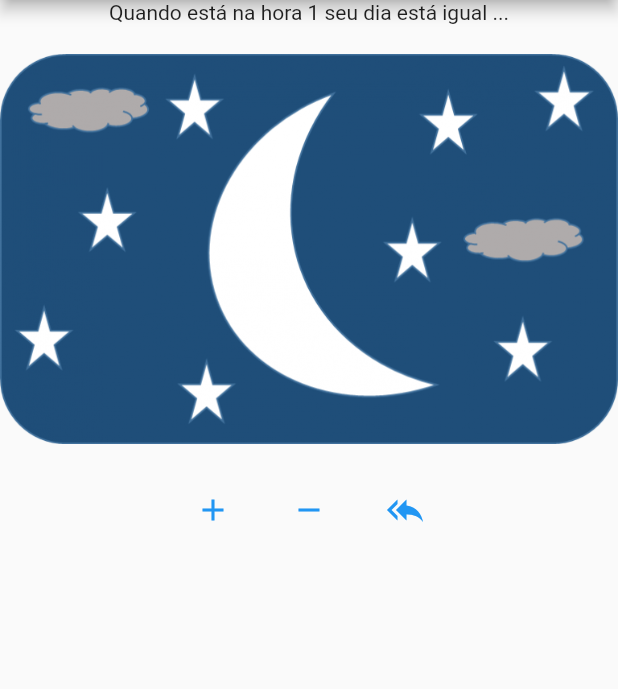
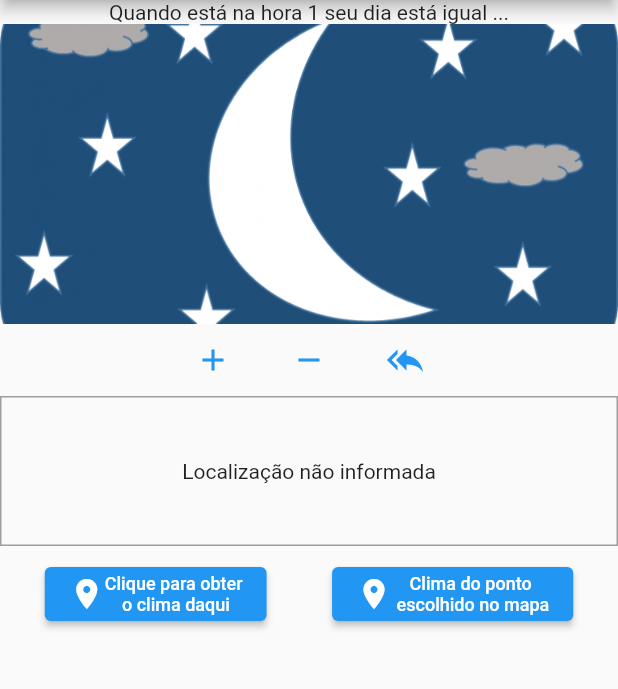
Before and after one commit to EuHigorBarbosa/AppTempo_BLoC, a Flutter app: the screen it shows after launch, after a tap on the "add" icon, on a phone screen of 412 x 824 dp, the part 84-773 px from its top. Run offline on Flutter 3.47's test engine with Material 2 defaults, Android fonts, the phone set to English and light mode, and no system bars; our stand-ins replace equatable, flutter_bloc, location.

Commit message:
API googleMaps integrada

```diff
--- a/lib/main.dart
+++ b/lib/main.dart
@@ -1,5 +1,6 @@
 import 'package:flutter/material.dart';
 import 'package:flutter_bloc/flutter_bloc.dart';
+import 'package:weather_app/ui/components/location_bloc.dart';
 import 'package:weather_app/ui/pages/home.dart';
 import 'package:weather_app/ui/pages/weather_hour_bloc.dart';
 
@@ -20,6 +21,10 @@ class MyApp extends StatelessWidget {
         ),
         home: MultiBlocProvider(
           providers: [
+            BlocProvider<GetLocationBloc>(
+              create: (context) =>
+                  GetLocationBloc(GetLocationInicialState(imageMapUrl: '')),
+            ),
             BlocProvider<SkyPhotoHourBloc>(
               create: (context) => SkyPhotoHourBloc(SkyPhotoInicialState(
                   dataFromSuccessState: {},
--- /dev/null
+++ b/lib/ui/components/location_bloc.dart
@@ -0,0 +1,132 @@
+import 'package:equatable/equatable.dart';
+import 'package:flutter/material.dart';
+import 'package:flutter_bloc/flutter_bloc.dart';
+import 'package:location/location.dart';
+
+import 'package:weather_app/data/repository/location_google_api.dart';
+
+const _GOOGLE_API_KEY = 'AIzaSyC1tdX5jCRZ9dyV65ThFZd9hdSsptTk8ZI';
+
+class GetLocationBloc extends Bloc<GetLocationEvent, GetLocationState> {
+  GetLocationBloc(GetLocationState initialState) : super(initialState);
+
+  double latitudeChoosed = 0.0;
+  double longitudeChoosed = 0.0;
+
+  GetLocationState get initialState => GetLocationInicialState(imageMapUrl: '');
+
+  //Parte da Api Google
+  Future<void> _getCurrentUserLocation() async {
+    final locData = await Location().getLocation();
+    print('XXXXX ${locData.latitude}');
+    print(locData.longitude);
+    if (locData.latitude == null) {
+      return print('o getLocation está retornando null');
+    }
+    latitudeChoosed = locData.latitude!;
+    longitudeChoosed = locData.longitude!;
+  }
+
+  String generateLocationPreviewImage(
+      {required double latitude, required double longitude}) {
+    return 'https://maps.googleapis.com/maps/api/staticmap?center=$latitude,$longitude&zoom=13&size=600x300&maptype=roadmap&markers=color:red%7Clabel:A%$latitude,$longitude&key=$_GOOGLE_API_KEY';
+  }
+
+  @override
+  Stream<GetLocationState> mapEventToState(GetLocationEvent event) async* {
+    //?enum CounterHourEvent { increment, decrement, reset }
+
+    print('O tipo do evento é ${event.runtimeType}');
+    if (event.runtimeType == GetLocationFromHereEvent) {
+      // await _getCurrentUserLocation();
+
+      // yield CurrentLocationGettedState(
+      //     imageMapUrl: generateLocationPreviewImage(
+      //         latitude: latitudeChoosed, longitude: longitudeChoosed));
+      print('${await LocationGoogleRepository().getUrlLocationPhoto()}');
+      final mapReceivedFromRepo =
+          await LocationGoogleRepository().getUrlLocationPhoto();
+      print('Esta é a imageUrl: ${mapReceivedFromRepo['imageUrl']}');
+      yield CurrentLocationGettedState(
+          longitude: mapReceivedFromRepo['longitude'] as double,
+          latitude: mapReceivedFromRepo['latitude'] as double,
+          imageMapUrl: mapReceivedFromRepo['imageUrl'] as String);
+      // print(
+      //     'Este é o link qu equero buscar${generateLocationPreviewImage(latitude: latitudeChoosed, longitude: longitudeChoosed)}');
+    }
+    //    if (event.runtimeType == GetLocationEventFromMapPoint) {
+    // _getMapLocation();
+    // yield MapPointerLocationGettedState(latitude: latitudeChoosed, longitude: longitudeChoosed);
+    // }
+
+    print('O valor de latitude depois dos ifs é $latitudeChoosed');
+  }
+}
+//===============================================================
+
+abstract class GetLocationEvent extends Equatable {
+  @override
+  List<Object> get props => [];
+}
+
+class GetLocationFromHereEvent extends GetLocationEvent {
+  GetLocationFromHereEvent() : super();
+}
+
+class GetLocationEventFromMapPoint extends GetLocationEvent {
+  GetLocationEventFromMapPoint() : super();
+}
+
+//!=================================================
+abstract class GetLocationState extends Equatable {
+  String imageMapUrlSuper;
+  double latitudeSuper;
+  double longitudeSuper;
+
+  GetLocationState({
+    required this.imageMapUrlSuper,
+    required this.latitudeSuper,
+    required this.longitudeSuper,
+  });
+
+  @override
+  List<Object> get props => [];
+}
+
+//Start Inicial
+class GetLocationInicialState extends GetLocationState {
+  String imageMapUrl;
+
+  GetLocationInicialState({required this.imageMapUrl})
+      : super(imageMapUrlSuper: '', latitudeSuper: 0.0, longitudeSuper: 0.0);
+}
+
+class CurrentLocationGettedState extends GetLocationState {
+  String imageMapUrl;
+  double latitude;
+  double longitude;
+
+  CurrentLocationGettedState({
+    required this.imageMapUrl,
+    required this.latitude,
+    required this.longitude,
+  }) : super(
+            imageMapUrlSuper: imageMapUrl,
+            longitudeSuper: longitude,
+            latitudeSuper: latitude);
+}
+
+class MapPointerLocationGettedState extends GetLocationState {
+  String imageMapUrl;
+  double latitude;
+  double longitude;
+
+  MapPointerLocationGettedState({
+    required this.imageMapUrl,
+    required this.latitude,
+    required this.longitude,
+  }) : super(
+            imageMapUrlSuper: '',
+            latitudeSuper: latitude,
+            longitudeSuper: longitude);
+}
--- /dev/null
+++ b/lib/ui/components/location_imput.dart
@@ -0,0 +1,83 @@
+import 'package:flutter/material.dart';
+import 'package:flutter/widgets.dart';
+import 'package:flutter_bloc/flutter_bloc.dart';
+import 'package:location/location.dart';
+import 'package:weather_app/ui/components/location_bloc.dart';
+
+class LocationInput extends StatefulWidget {
+  const LocationInput({Key? key}) : super(key: key);
+
+  @override
+  _LocationInputState createState() => _LocationInputState();
+}
+
+String _previewImageUrl = '';
+
+class _LocationInputState extends State<LocationInput> {
+  @override
+  Widget build(BuildContext context) {
+    return Column(
+      children: [
+        Container(
+          height: 100,
+          width: double.infinity,
+          alignment: Alignment.center,
+          decoration: BoxDecoration(
+              border: Border.all(
+            width: 1,
+            color: Colors.grey,
+          )),
+          child: BlocBuilder<GetLocationBloc, GetLocationState>(
+              bloc: BlocProvider.of<GetLocationBloc>(context),
+              builder: (context, state) {
+                print('RunTime State: ${state.runtimeType}');
+                print('Content inside State: ${state.imageMapUrlSuper}');
+
+                return state.imageMapUrlSuper == ''
+                    ? const Text('Localização não informada')
+                    : Image.network(
+                        state.imageMapUrlSuper,
+                        fit: BoxFit.cover,
+                        width: double.infinity,
+                      );
+              }),
+        ),
+        Padding(
+          padding: const EdgeInsets.all(8.0),
+          child: Row(
+            mainAxisAlignment: MainAxisAlignment.spaceAround,
+            children: [
+              ElevatedButton(
+                child: Row(
+                  children: [
+                    Icon(Icons.location_on),
+                    Text(
+                      'Clique para obter\n o clima daqui',
+                      textAlign: TextAlign.center,
+                      style: TextStyle(fontSize: 12),
+                    ),
+                  ],
+                ),
+                onPressed: () => BlocProvider.of<GetLocationBloc>(context)
+                    .add(GetLocationFromHereEvent()),
+              ),
+              ElevatedButton(
+                child: Row(
+                  children: [
+                    Icon(Icons.location_on),
+                    Text(
+                      'Clima do ponto\n escolhido no mapa',
+                      textAlign: TextAlign.center,
+                      style: TextStyle(fontSize: 12),
+                    ),
+                  ],
+                ),
+                onPressed: () {},
+              ),
+            ],
+          ),
+        )
+      ],
+    );
+  }
+}
--- a/lib/ui/pages/home.dart
+++ b/lib/ui/pages/home.dart
@@ -1,5 +1,6 @@
 import 'package:flutter/material.dart';
 import 'package:flutter_bloc/flutter_bloc.dart';
+import 'package:weather_app/ui/components/location_imput.dart';
 import 'package:weather_app/ui/pages/weather_hour_bloc.dart';
 
 class Home extends StatelessWidget {
@@ -43,7 +44,7 @@ class Home extends StatelessWidget {
                     'Quando está na hora ${state.dataFromSuccessState['counterHora']} seu dia está igual ...'),
                 Image.asset(
                   state.imageUrl,
-                  height: 300,
+                  height: 200,
                   width: double.infinity,
                   fit: BoxFit.fitWidth,
                 ),
@@ -73,6 +74,7 @@ class Home extends StatelessWidget {
                     ),
                   ],
                 ),
+                LocationInput()
               ],
             ),
           );
--- a/pubspec.yaml
+++ b/pubspec.yaml
@@ -27,6 +27,7 @@ environment:
 # the latest version available on pub.dev. To see which dependencies have newer
 # versions available, run `flutter pub outdated`.
 dependencies:
+  location: ^4.3.0
   flutter_bloc: 7.0.1
   rxdart: ^0.27.1
   http: ^0.13.4
```
Also changed, not shown: lib/data/repository/location_google_api.dart (added, +36 -0 lines), lib/data/repository/location_repo.dart (added, +14 -0 lines), lib/data/repository/get_weather_repo.dart (added), pubspec.lock, 5 other files.
